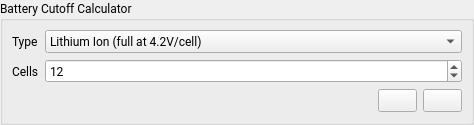
Above: widgets/batterycalculator.ui from vedderb/vesc_tool before the change. Below: the same form after it.
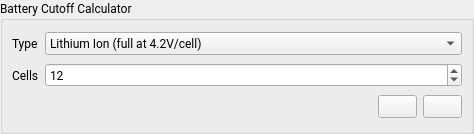
That is the form after the change. Icons and pictures are not drawn.

```diff
--- a/widgets/batterycalculator.ui
+++ b/widgets/batterycalculator.ui
@@ -7,7 +7,7 @@
     <x>0</x>
     <y>0</y>
     <width>474</width>
-    <height>125</height>
+    <height>134</height>
    </rect>
   </property>
   <property name="font">
```
Left out of the diff: 12 changed lines with no effect on the pictures.
